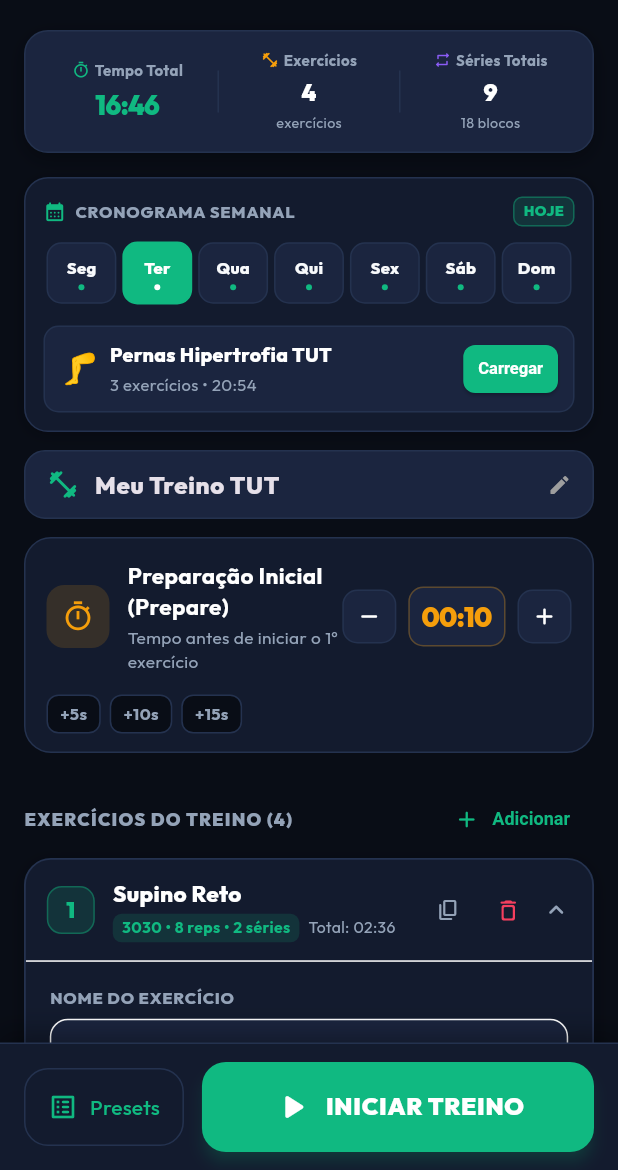
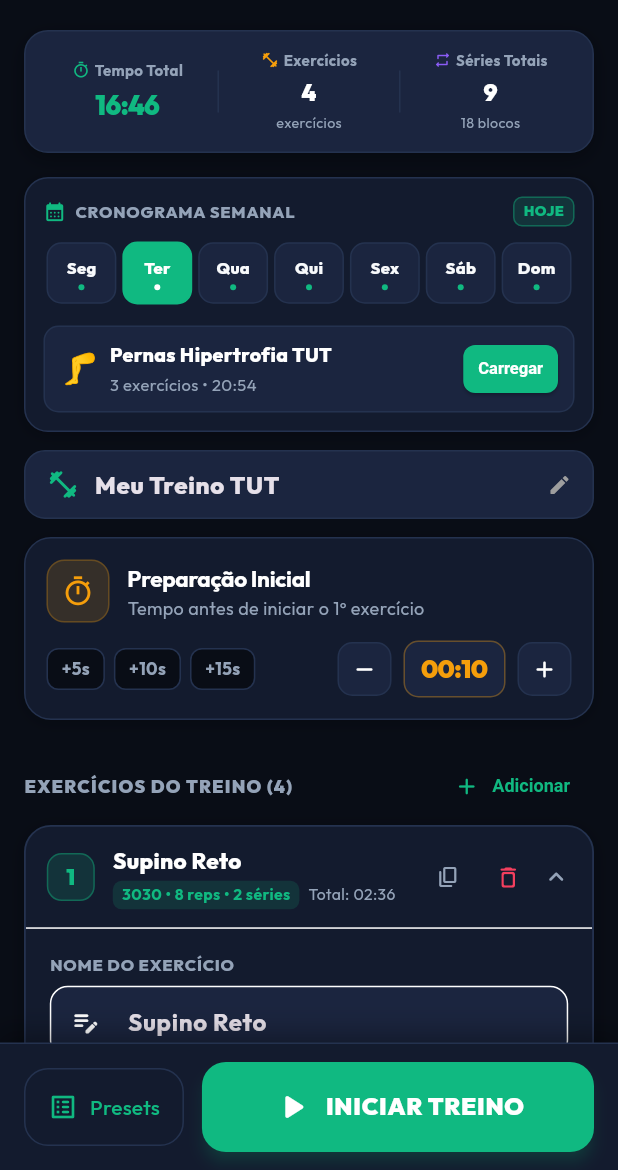
Before and after one commit to pcrsilva/tensortimer, a Flutter app: the screen it shows after launch, on a phone screen of 412 x 824 dp, the part 66-1236 px from its top. Run offline on Flutter 3.47's test engine with Material 3 defaults, Android fonts, the light colour scheme and no system bars; our stand-ins replace audioplayers, flutter_local_notifications, flutter_riverpod, google_fonts, shared_preferences, wakelock_plus.

Commit message:
Corrigido o card de preparação e retorno a calma para Android.

```diff
--- a/lib/features/workout_config/presentation/screens/workout_config_screen.dart
+++ b/lib/features/workout_config/presentation/screens/workout_config_screen.dart
@@ -157,9 +157,9 @@ class _WorkoutConfigScreenState extends ConsumerState<WorkoutConfigScreen> {
                   ),
                 ),
 
-                // 3. Prepare (Preparação Inicial Geral)
+                // 3. Prepare (Preparação Inicial)
                 ConfigFieldCard(
-                  title: 'Preparação Inicial (Prepare)',
+                  title: 'Preparação Inicial',
                   subtitle: 'Tempo antes de iniciar o 1º exercício',
                   value: config.prepareSeconds,
                   isDurationSeconds: true,
@@ -249,10 +249,10 @@ class _WorkoutConfigScreenState extends ConsumerState<WorkoutConfigScreen> {
                   ),
                 ),
 
-                // 6. Cool down (Volta à Calma Final Geral)
+                // 6. Cool down (Volta à Calma)
                 ConfigFieldCard(
-                  title: 'Volta à Calma Final (Cool down)',
-                  subtitle: 'Alongamento e relaxamento ao término de tudo',
+                  title: 'Volta à Calma',
+                  subtitle: 'Alongamento e relaxamento pós-treino',
                   value: config.coolDownSeconds,
                   isDurationSeconds: true,
                   icon: WorkoutPhase.coolDown.icon,
--- a/lib/features/workout_config/presentation/widgets/config_field_card.dart
+++ b/lib/features/workout_config/presentation/widgets/config_field_card.dart
@@ -53,29 +53,43 @@ class ConfigFieldCard extends StatelessWidget {
           color: isDark ? AppColors.darkBorder : AppColors.lightBorder,
           width: 1,
         ),
+        boxShadow: [
+          BoxShadow(
+            color: Colors.black.withValues(alpha: isDark ? 0.2 : 0.03),
+            blurRadius: 8,
+            offset: const Offset(0, 2),
           ),
+        ],
+      ),
+      child: Padding(
+        padding: const EdgeInsets.all(14),
         child: Column(
           crossAxisAlignment: CrossAxisAlignment.stretch,
           children: [
-          Padding(
-            padding: const EdgeInsets.all(14),
-            child: Row(
+            // 1. Cabeçalho: Ícone + Título + Subtítulo em linha completa com máxima largura
+            Row(
+              crossAxisAlignment: CrossAxisAlignment.center,
               children: [
                 // Ícone da fase com cor temática
                 Container(
-                  padding: const EdgeInsets.all(10),
+                  padding: const EdgeInsets.all(9),
                   decoration: BoxDecoration(
                     color: themeColor.withValues(alpha: 0.15),
                     borderRadius: BorderRadius.circular(12),
+                    border: Border.all(
+                      color: themeColor.withValues(alpha: 0.25),
+                      width: 1,
+                    ),
                   ),
                   child: Icon(icon, color: themeColor, size: 22),
                 ),
                 const SizedBox(width: 12),
 
-                // Título e Descrição
+                // Título e Descrição com espaço amplo
                 Expanded(
                   child: Column(
                     crossAxisAlignment: CrossAxisAlignment.start,
+                    mainAxisSize: MainAxisSize.min,
                     children: [
                       Text(
                         title,
@@ -83,6 +97,7 @@ class ConfigFieldCard extends StatelessWidget {
                           fontSize: 15,
                           fontWeight: FontWeight.w700,
                           color: isDark ? Colors.white : AppColors.lightTextPrimary,
+                          letterSpacing: -0.2,
                         ),
                       ),
                       if (subtitle != null) ...[
@@ -90,86 +105,24 @@ class ConfigFieldCard extends StatelessWidget {
                         Text(
                           subtitle!,
                           style: TextStyle(
-                            fontSize: 11.5,
+                            fontSize: 12,
                             color: isDark
                                 ? AppColors.darkTextSecondary
                                 : AppColors.lightTextSecondary,
+                            height: 1.25,
                           ),
                         ),
                       ],
                     ],
                   ),
                 ),
-
-                // Controles de Ajuste (- / Valor / +)
-                Row(
-                  mainAxisSize: MainAxisSize.min,
-                  children: [
-                    _buildStepperButton(
-                      context: context,
-                      icon: Icons.remove_rounded,
-                      onTap: value > minValue
-                          ? () {
-                              haptic.lightImpact();
-                              onChanged((value - step).clamp(minValue, maxValue));
-                            }
-                          : null,
-                    ),
-                    const SizedBox(width: 8),
-
-                    // Toque direto no valor para digitar
-                    InkWell(
-                      onTap: () => _showDirectInputDialog(context),
-                      borderRadius: BorderRadius.circular(10),
-                      child: Container(
-                        constraints: const BoxConstraints(minWidth: 64),
-                        padding: const EdgeInsets.symmetric(
-                            horizontal: 8, vertical: 6),
-                        decoration: BoxDecoration(
-                          color: isDark
-                              ? AppColors.darkCardElevated
-                              : const Color(0xFFF1F5F9),
-                          borderRadius: BorderRadius.circular(10),
-                          border: Border.all(
-                            color: themeColor.withValues(alpha: 0.3),
-                            width: 1,
-                          ),
-                        ),
-                        alignment: Alignment.center,
-                        child: Text(
-                          displayValue,
-                          style: TextStyle(
-                            fontSize: 18,
-                            fontWeight: FontWeight.w900,
-                            color: themeColor,
-                            letterSpacing: -0.5,
-                          ),
-                        ),
-                      ),
-                    ),
-                    const SizedBox(width: 8),
-
-                    _buildStepperButton(
-                      context: context,
-                      icon: Icons.add_rounded,
-                      onTap: value < maxValue
-                          ? () {
-                              haptic.lightImpact();
-                              onChanged((value + step).clamp(minValue, maxValue));
-                            }
-                          : null,
-                    ),
               ],
             ),
-              ],
-            ),
-          ),
 
-          // Campo opcional de descrição do exercício/descanso
+            // 2. Campo opcional de descrição do exercício/descanso
             if (onDescriptionChanged != null) ...[
-            Padding(
-              padding: const EdgeInsets.symmetric(horizontal: 14, vertical: 4),
-              child: TextFormField(
+              const SizedBox(height: 10),
+              TextFormField(
                 initialValue: description,
                 style: const TextStyle(fontSize: 13),
                 decoration: InputDecoration(
@@ -202,15 +155,17 @@ class ConfigFieldCard extends StatelessWidget {
                 ),
                 onChanged: onDescriptionChanged,
               ),
-            ),
-            const SizedBox(height: 8),
             ],
 
-          // Chips de incremento rápido se houver
-          if (quickAddSteps != null && quickAddSteps!.isNotEmpty) ...[
-            Padding(
-              padding: const EdgeInsets.only(left: 14, right: 14, bottom: 12),
-              child: Wrap(
+            const SizedBox(height: 12),
+
+            // 3. Linha de Controles: Quick Add Chips à esquerda e Stepper [- 00:00 +] à direita
+            LayoutBuilder(
+              builder: (context, constraints) {
+                final hasChips = quickAddSteps != null && quickAddSteps!.isNotEmpty;
+
+                final chipsWidget = hasChips
+                    ? Wrap(
                         spacing: 6,
                         runSpacing: 4,
                         children: quickAddSteps!.map((inc) {
@@ -222,7 +177,7 @@ class ConfigFieldCard extends StatelessWidget {
                             borderRadius: BorderRadius.circular(8),
                             child: Container(
                               padding: const EdgeInsets.symmetric(
-                          horizontal: 8, vertical: 4),
+                                  horizontal: 9, vertical: 5),
                               decoration: BoxDecoration(
                                 color: isDark
                                     ? AppColors.darkBackground
@@ -237,7 +192,7 @@ class ConfigFieldCard extends StatelessWidget {
                               child: Text(
                                 '+$inc${isDurationSeconds ? 's' : ''}',
                                 style: TextStyle(
-                          fontSize: 11,
+                                  fontSize: 11.5,
                                   fontWeight: FontWeight.w700,
                                   color: isDark
                                       ? AppColors.darkTextSecondary
@@ -247,10 +202,89 @@ class ConfigFieldCard extends StatelessWidget {
                             ),
                           );
                         }).toList(),
+                      )
+                    : const SizedBox.shrink();
+
+                final stepperWidget = Row(
+                  mainAxisSize: MainAxisSize.min,
+                  children: [
+                    _buildStepperButton(
+                      context: context,
+                      icon: Icons.remove_rounded,
+                      onTap: value > minValue
+                          ? () {
+                              haptic.lightImpact();
+                              onChanged((value - step).clamp(minValue, maxValue));
+                            }
+                          : null,
+                    ),
+                    const SizedBox(width: 8),
+
+                    // Toque direto no valor para digitar
+                    InkWell(
+                      onTap: () => _showDirectInputDialog(context),
+                      borderRadius: BorderRadius.circular(10),
+                      child: Container(
+                        constraints: const BoxConstraints(minWidth: 68),
+                        padding: const EdgeInsets.symmetric(
+                            horizontal: 10, vertical: 6),
+                        decoration: BoxDecoration(
+                          color: isDark
+                              ? AppColors.darkCardElevated
+                              : const Color(0xFFF1F5F9),
+                          borderRadius: BorderRadius.circular(10),
+                          border: Border.all(
+                            color: themeColor.withValues(alpha: 0.35),
+                            width: 1,
                           ),
                         ),
+                        alignment: Alignment.center,
+                        child: Text(
+                          displayValue,
+                          style: TextStyle(
+                            fontSize: 17,
+                            fontWeight: FontWeight.w900,
+                            color: themeColor,
+                            letterSpacing: -0.5,
+                          ),
+                        ),
+                      ),
+                    ),
+                    const SizedBox(width: 8),
+
+                    _buildStepperButton(
+                      context: context,
+                      icon: Icons.add_rounded,
+                      onTap: value < maxValue
+                          ? () {
+                              haptic.lightImpact();
+                              onChanged((value + step).clamp(minValue, maxValue));
+                            }
+                          : null,
+                    ),
                   ],
+                );
+
+                if (!hasChips) {
+                  return Align(
+                    alignment: Alignment.centerRight,
+                    child: stepperWidget,
+                  );
+                }
+
+                return Row(
+                  mainAxisAlignment: MainAxisAlignment.spaceBetween,
+                  crossAxisAlignment: CrossAxisAlignment.center,
+                  children: [
+                    Flexible(child: chipsWidget),
+                    const SizedBox(width: 8),
+                    stepperWidget,
                   ],
+                );
+              },
+            ),
+          ],
+        ),
       ),
     );
   }
```
Also changed, not shown: 1 other file. Lines whose indentation alone changed are shown as unchanged.
